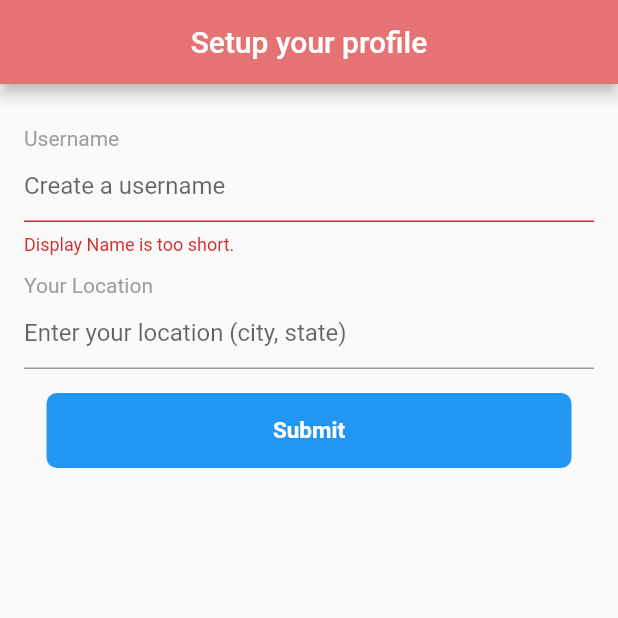
After one commit to kimjaehu/fabbit, a Flutter app: the CreateAccountLocation screen opened directly, after a tap on "Submit", on a phone screen of 412 x 824 dp, the top half of it. The commit adds this screen. Run offline on Flutter 3.47's test engine with Material 2 defaults, Android fonts, the phone set to English and light mode, and no system bars; our stand-ins replace cached_network_image, cloud_firestore, firebase_messaging, firebase_storage, flutter_svg, geolocator and 3 more; missing offline and left inert: animator; accounts and stored records are empty; statements that could not run were skipped.

Commit message:
adding location to users data

```diff
--- a/lib/models/user.dart
+++ b/lib/models/user.dart
@@ -7,6 +7,7 @@ class User {
   final String photoUrl;
   final String displayName;
   final String bio;
+  final String location;
 
 
 User({
@@ -16,6 +17,7 @@ User({
   this.photoUrl,
   this.displayName,
   this.bio,
+  this.location,
 });
 
 factory User.fromDocument(DocumentSnapshot doc) {
@@ -26,6 +28,7 @@ factory User.fromDocument(DocumentSnapshot doc) {
     photoUrl: doc['photoUrl'],
     displayName: doc['displayName'],
     bio: doc['bio'],
+    location: doc['location'],
   );
 }
 
--- a/lib/pages/create_account.dart
+++ b/lib/pages/create_account.dart
@@ -12,6 +12,7 @@ class _CreateAccountState extends State<CreateAccount> {
   final _scaffoldKey = GlobalKey<ScaffoldState>();
   final _formKey = GlobalKey<FormState>();
   String username;
+  String userLocation;
 
   submit() {
     final form = _formKey.currentState;
--- /dev/null
+++ b/lib/pages/create_account_location.dart
@@ -0,0 +1,186 @@
+import 'dart:async';
+import 'dart:typed_data';
+import 'package:fabbit/widgets/header.dart';
+import 'package:flutter/material.dart';
+import 'package:geolocator/geolocator.dart';
+
+class CreateAccountLocation extends StatefulWidget {
+  @override
+  CreateAccountLocationState createState() => CreateAccountLocationState();
+}
+
+class UserData{
+  String username;
+  String userLocation;
+
+  UserData(
+    this.username, this.userLocation,
+  );
+}
+
+class CreateAccountLocationState extends State<CreateAccountLocation> {
+
+
+  final _scaffoldKey = GlobalKey<ScaffoldState>();
+  // final _formKey = GlobalKey<FormState>();
+  TextEditingController usernameController = TextEditingController();
+  TextEditingController userLocationController = TextEditingController();
+  bool isLoading = false;
+  bool _usernameValid = true;
+  bool _userLocationValid = true;
+
+  @override
+  void initState() {
+    super.initState();
+    getUserLocation();
+  }
+  // submit() {
+  //   final form = _formKey.currentState;
+
+  //   if (form.validate()) {}
+  //   form.save();
+  //   SnackBar snackbar = SnackBar(
+  //     content: Text("Welcome $username."),
+  //   );
+  //   _scaffoldKey.currentState.showSnackBar(snackbar);
+  //   Timer(Duration(seconds: 1), () {
+  //     Navigator.pop(context, username);
+  //   });
+  // }
+
+  getUserLocation() async {
+    Position position = await Geolocator()
+        .getCurrentPosition(desiredAccuracy: LocationAccuracy.high);
+    List<Placemark> placemarks = await Geolocator()
+        .placemarkFromCoordinates(position.latitude, position.longitude);
+    Placemark placemark = placemarks[0];
+    String completeAddress =
+        'subthroughfare: ${placemark.subThoroughfare} throughfare: ${placemark.thoroughfare}, sublocality: ${placemark.subLocality} locality: ${placemark.locality}, subAdministrativeArea:${placemark.subAdministrativeArea},administrativeArea: ${placemark.administrativeArea} postalCode:${placemark.postalCode}, country:${placemark.country}';
+    print(completeAddress);
+    String formattedAddress = "${placemark.locality}, ${placemark.administrativeArea}";
+    // setState(() {
+    //   location = formattedAddress;
+    // });
+    userLocationController.text = formattedAddress;
+  }
+
+  Column buildUsernameField() {
+    return Column(
+      crossAxisAlignment: CrossAxisAlignment.start,
+      children: <Widget>[
+        Padding(
+          padding: EdgeInsets.only(top: 12.0),
+          child: Text(
+            "Username",
+            style: TextStyle(color: Colors.grey),
+          ),
+        ),
+        TextField(
+          controller: usernameController,
+          decoration: InputDecoration(
+              hintText: "Create a username",
+              errorText: _usernameValid ? null : "Display Name is too short."),
+        )
+      ],
+    );
+  }
+
+  Column buildUserLocationField() {
+    return Column(
+      crossAxisAlignment: CrossAxisAlignment.start,
+      children: <Widget>[
+        Padding(
+          padding: EdgeInsets.only(top: 12.0),
+          child: Text(
+            "Your Location",
+            style: TextStyle(color: Colors.grey),
+          ),
+        ),
+        TextField(
+          controller: userLocationController,
+          decoration: InputDecoration(
+              hintText: "Enter your location (city, state)",
+              errorText: _userLocationValid ? null : "Location is invalid."),
+        )
+      ],
+    );
+  }
+
+  submit() {
+    setState(() {
+      usernameController.text.trim().length < 3 ||
+              usernameController.text.isEmpty
+          ? _usernameValid = false
+          : _usernameValid = true;
+      userLocationController.text.trim().length > 100
+          ? _userLocationValid = false
+          : _userLocationValid = true;
+    });
+
+    if (_usernameValid && _userLocationValid) {
+      // usersRef.document(widget.currentUserId).updateData({
+      //   "displayName": displayNameController.text,
+      //   "bio": bioController.text,
+      // });
+      // SnackBar snackbar = SnackBar(content: Text("Profile updated."),);
+      // _scaffoldKey.currentState.showSnackBar(snackbar);
+      SnackBar snackbar = SnackBar(
+        content: Text("Welcome ${usernameController.text}."),
+      );
+      _scaffoldKey.currentState.showSnackBar(snackbar);
+      UserData userData = new UserData(usernameController.text, userLocationController.text);
+      print('userData $userData');
+      Timer(Duration(seconds: 1), () {
+        Navigator.of(context).pop(userData);
+      });
+    }
+  }
+
+  @override
+  Widget build(BuildContext parentContext) {
+    return Scaffold(
+        key: _scaffoldKey,
+        appBar: header(context,
+            titleText: "Setup your profile", removeBackButton: true),
+        body: ListView(
+          children: <Widget>[
+            Container(
+              child: Column(
+                children: <Widget>[
+                  Padding(
+                    padding: EdgeInsets.all(16.0),
+                    child: Column(
+                      children: <Widget>[
+                        buildUsernameField(),
+                        buildUserLocationField(),
+                      ],
+                    ),
+                  ),
+                  GestureDetector(
+                    onTap: submit,
+                    child: Container(
+                      height: 50.0,
+                      width: 350.0,
+                      decoration: BoxDecoration(
+                        color: Colors.blue,
+                        borderRadius: BorderRadius.circular(7.0),
+                      ),
+                      child: Center(
+                        child: Text(
+                          "Submit",
+                          style: TextStyle(
+                            color: Colors.white,
+                            fontSize: 15.0,
+                            fontWeight: FontWeight.bold,
+                          ),
+                        ),
+                      ),
+                    ),
+                  ),
+                ],
+              ),
+            )
+          ],
+        ));
+  }
+}
--- a/lib/pages/home.dart
+++ b/lib/pages/home.dart
@@ -1,5 +1,7 @@
 import 'dart:io';
 import 'package:fabbit/models/user.dart';
+import 'package:fabbit/pages/upload.dart';
+import 'package:fabbit/pages/create_account_location.dart';
 import 'package:firebase_messaging/firebase_messaging.dart';
 import 'package:firebase_storage/firebase_storage.dart';
 import 'package:flutter/cupertino.dart';
@@ -11,7 +13,7 @@ import 'package:fabbit/pages/create_account.dart';
 import 'package:fabbit/pages/profile.dart';
 import 'package:fabbit/pages/search.dart';
 import 'package:fabbit/pages/timeline.dart';
-import 'package:fabbit/pages/upload.dart';
+
 
 final GoogleSignIn googleSignIn = GoogleSignIn();
 final StorageReference storageRef = FirebaseStorage.instance.ref();
@@ -23,6 +25,7 @@ final followersRef = Firestore.instance.collection('followers');
 final followingRef = Firestore.instance.collection('following');
 final timelineRef = Firestore.instance.collection('timeline');
 final DateTime timestamp = DateTime.now();
+
 User currentUser;
 
 class Home extends StatefulWidget {
@@ -36,10 +39,12 @@ class _HomeState extends State<Home> {
   bool isAuth = false;
   PageController pageController;
   int pageIndex = 0;
+  String location;
 
   @override
   void initState() {
     super.initState();
+    // getUserLocation();
     pageController = PageController();
     // Detect when user signed in
     googleSignIn.onCurrentUserChanged.listen((GoogleSignInAccount account) {
@@ -75,7 +80,7 @@ class _HomeState extends State<Home> {
     if (Platform.isIOS) getIOSPermission();
 
     _firebaseMessaging.getToken().then((token) {
-      print("firebase messaging token $token\n");
+      // print("firebase messaging token $token\n");
       usersRef
           .document(user.id)
           .updateData({"androidNotificationToken": token});
@@ -85,15 +90,19 @@ class _HomeState extends State<Home> {
       // onLaunch: (Map<String, dynamic> message) async {},
       // onResume: (Map<String, dynamic> message) async {},
       onMessage: (Map<String, dynamic> message) async {
-        print("on message: $message\n");
+        // print("on message: $message\n");
         final String recipientId = message['data']['recipient'];
         final String body = message['notification']['body'];
         if (recipientId == user.id) {
-          print("notification shown");
-          SnackBar snackbar = SnackBar(content: Text(body, overflow: TextOverflow.ellipsis,));
+          // print("notification shown");
+          SnackBar snackbar = SnackBar(
+              content: Text(
+            body,
+            overflow: TextOverflow.ellipsis,
+          ));
           _scaffoldKey.currentState.showSnackBar(snackbar);
         }
-        print("notification not shown");
+        // print("notification not shown");
       },
     );
   }
@@ -102,7 +111,7 @@ class _HomeState extends State<Home> {
     _firebaseMessaging.requestNotificationPermissions(
         IosNotificationSettings(alert: true, badge: true, sound: true));
     _firebaseMessaging.onIosSettingsRegistered.listen((settings) {
-      print("settings registered: $settings");
+      // print("settings registered: $settings");
     });
   }
 
@@ -111,10 +120,15 @@ class _HomeState extends State<Home> {
     final GoogleSignInAccount user = googleSignIn.currentUser;
     DocumentSnapshot doc = await usersRef.document(user.id).get();
     if (!doc.exists) {
+      // print(location);
       // 2. if the user doesn't exist, take user to the create account page
-      final username = await Navigator.push(
-          context, MaterialPageRoute(builder: (context) => CreateAccount()));
-
+      // final location = await getUserLocation();
+      // final username = await Navigator.push(
+      //     context, MaterialPageRoute(builder: (context) => CreateAccount()));
+      final userData = await Navigator.push(context,
+          MaterialPageRoute(builder: (context) => CreateAccountLocation()));
+      final username = userData.username;
+      final location = userData.userLocation;
       // 3. get username from create account, use it to make new user document in users collection
       usersRef.document(user.id).setData({
         "id": user.id,
@@ -123,7 +137,8 @@ class _HomeState extends State<Home> {
         "email": user.email,
         "displayName": user.displayName,
         "bio": "",
-        "timestamp": timestamp
+        "location": location,
+        "timestamp": timestamp,
       });
       // make new user their own follower ( to include their posts in their timeline)
       await followersRef
@@ -135,8 +150,8 @@ class _HomeState extends State<Home> {
       doc = await usersRef.document(user.id).get();
     }
     currentUser = User.fromDocument(doc);
-    print(currentUser);
-    print(currentUser.username);
+    // print(currentUser);
+    // print(currentUser.username);
   }
 
   @override
--- a/lib/pages/search.dart
+++ b/lib/pages/search.dart
@@ -91,7 +91,7 @@ class _SearchState extends State<Search> with AutomaticKeepAliveClientMixin<Sear
           User user = User.fromDocument(doc);
           UserResult searchResult = UserResult(user);
           searchResults.add(searchResult);
-          print(user);
+          // print(user);
         });
         return ListView(
           children: searchResults,
--- a/lib/pages/upload.dart
+++ b/lib/pages/upload.dart
@@ -281,7 +281,7 @@ class _UploadState extends State<Upload>
     Placemark placemark = placemarks[0];
     String completeAddress =
         'subthroughfare: ${placemark.subThoroughfare} throughfare: ${placemark.thoroughfare}, sublocality: ${placemark.subLocality} locality: ${placemark.locality}, subAdministrativeArea:${placemark.subAdministrativeArea},administrativeArea: ${placemark.administrativeArea} postalCode:${placemark.postalCode}, country:${placemark.country}';
-    print(completeAddress);
+    // print(completeAddress);
     String formattedAddress = "${placemark.locality}, ${placemark.country}";
     locationController.text = formattedAddress;
   }
--- a/pubspec.yaml
+++ b/pubspec.yaml
@@ -28,6 +28,10 @@ dependencies:
   image: ^2.1.4
   uuid: ^2.0.2
   firebase_storage: ^3.0.6
+  #iOS #
+  #On iOS you'll need to add the NSLocationWhenInUseUsageDescription to your Info.plist file (located under ios/Runner/Base.lproj) in order to access the device's location. Simply open your Info.plist file and add the following:
+  #<key>NSLocationWhenInUseUsageDescription</key>
+  #<string>This app needs access to location when open.</string>
   geolocator: ^5.1.3
   animator: ^1.0.0
   timeago: ^2.0.19
```
